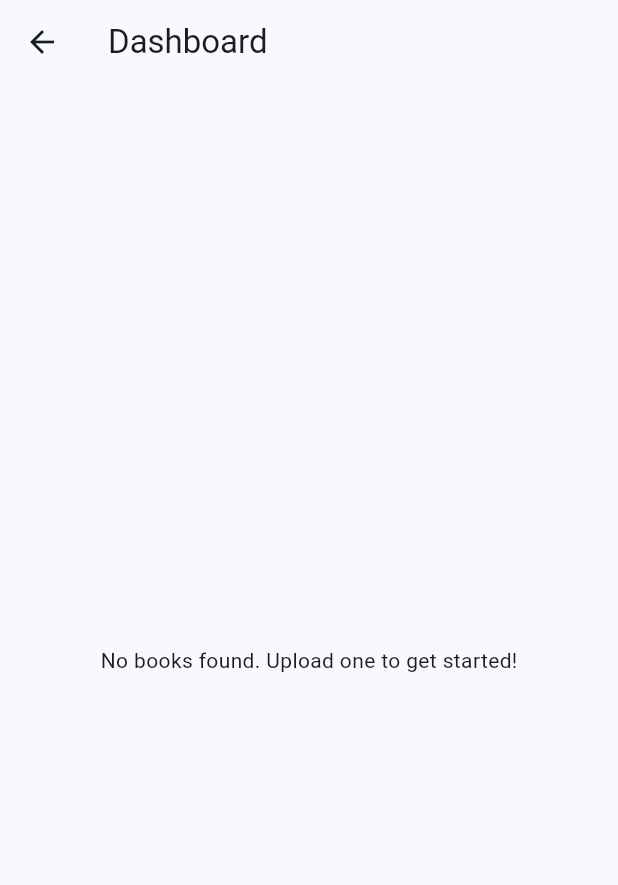
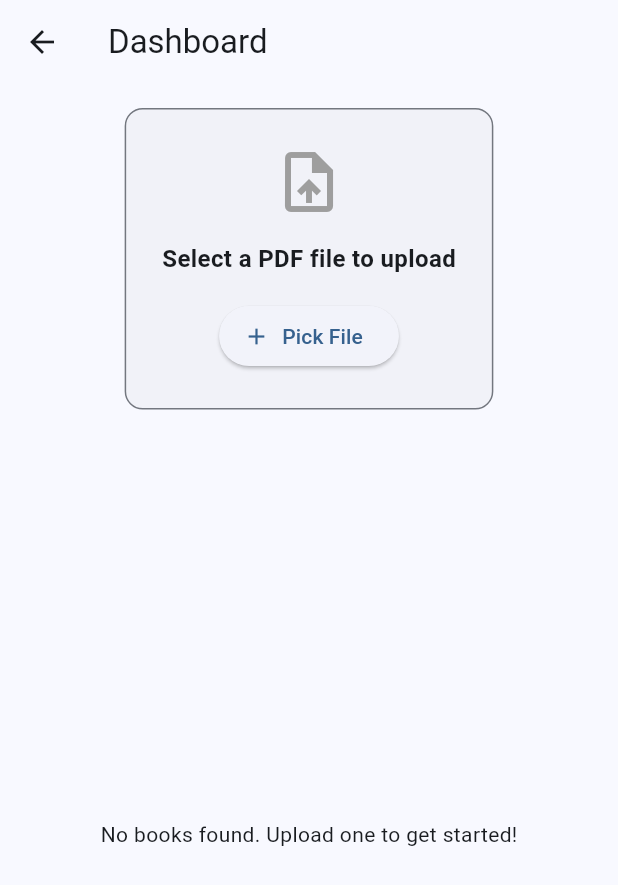
Before and after one commit to alpha-lantern/e-book-converter, a Flutter app: the DashboardScreen screen opened by its route, on a phone screen of 412 x 824 dp. Shown: the top 885 px of the screen. Run offline on Flutter 3.47's test engine with Material 3 defaults, Android fonts, the phone set to English and light mode, and no system bars; our stand-ins replace file_picker, flutter_riverpod, riverpod_annotation, supabase_flutter; accounts and stored records are empty; generated files the repository leaves out were written again.

Commit message:
feat(admin): build File Picker Widget
- Created `FileUploadZone` widget in `admin/lib/widgets/file_upload_zone.dart`.
- Integrated `file_picker` package (version 8.1.7).
- Implemented file picking for PDF files with name and size display.
- Integrated `FileUploadZone` into `DashboardScreen` in `admin/lib/main.dart`.
- Updated `pubspec.yaml` and `pubspec.lock` with the new dependency.
- Ran `build_runner` to generate necessary Riverpod providers.

Co-authored-by: anderson-timana <235650713+anderson-timana@users.noreply.github.com>

```diff
--- a/admin/lib/main.dart
+++ b/admin/lib/main.dart
@@ -4,6 +4,7 @@ import 'package:supabase_flutter/supabase_flutter.dart';
 import 'core/config.dart';
 import 'screens/login_screen.dart';
 import 'widgets/book_list_view.dart';
+import 'widgets/file_upload_zone.dart';
 
 Future<void> main() async {
   WidgetsFlutterBinding.ensureInitialized();
@@ -57,7 +58,20 @@ class DashboardScreen extends StatelessWidget {
   Widget build(BuildContext context) {
     return Scaffold(
       appBar: AppBar(title: const Text('Dashboard')),
-      body: const BookListView(),
+      body: Column(
+        children: [
+          FileUploadZone(
+            onFileSelected: (file) {
+              if (file != null) {
+                debugPrint('Selected file: ${file.path}');
+              }
+            },
+          ),
+          const Expanded(
+            child: BookListView(),
+          ),
+        ],
+      ),
     );
   }
 }
--- /dev/null
+++ b/admin/lib/widgets/file_upload_zone.dart
@@ -0,0 +1,105 @@
+import 'package:file_picker/file_picker.dart';
+import 'package:flutter/material.dart';
+
+class FileUploadZone extends StatefulWidget {
+  final Function(PlatformFile?) onFileSelected;
+
+  const FileUploadZone({super.key, required this.onFileSelected});
+
+  @override
+  State<FileUploadZone> createState() => _FileUploadZoneState();
+}
+
+class _FileUploadZoneState extends State<FileUploadZone> {
+  PlatformFile? _selectedFile;
+
+  Future<void> _pickFile() async {
+    final result = await FilePicker.platform.pickFiles(
+      type: FileType.custom,
+      allowedExtensions: ['pdf'],
+    );
+
+    if (result != null) {
+      setState(() {
+        _selectedFile = result.files.first;
+      });
+      widget.onFileSelected(_selectedFile);
+    }
+  }
+
+  void _clearFile() {
+    setState(() {
+      _selectedFile = null;
+    });
+    widget.onFileSelected(null);
+  }
+
+  String _formatSize(int bytes) {
+    return '${(bytes / (1024 * 1024)).toStringAsFixed(2)} MB';
+  }
+
+  @override
+  Widget build(BuildContext context) {
+    return Container(
+      margin: const EdgeInsets.all(16),
+      padding: const EdgeInsets.all(24),
+      decoration: BoxDecoration(
+        border: Border.all(color: Theme.of(context).dividerColor),
+        borderRadius: BorderRadius.circular(12),
+        color: Theme.of(context).colorScheme.surfaceContainerHighest.withValues(alpha: 0.3),
+      ),
+      child: Column(
+        mainAxisSize: MainAxisSize.min,
+        children: [
+          if (_selectedFile == null) ...[
+            const Icon(Icons.upload_file, size: 48, color: Colors.grey),
+            const SizedBox(height: 16),
+            const Text(
+              'Select a PDF file to upload',
+              style: TextStyle(fontSize: 16, fontWeight: FontWeight.bold),
+            ),
+            const SizedBox(height: 16),
+            ElevatedButton.icon(
+              onPressed: _pickFile,
+              icon: const Icon(Icons.add),
+              label: const Text('Pick File'),
+            ),
+          ] else ...[
+            Row(
+              children: [
+                const Icon(Icons.description, size: 32, color: Colors.blue),
+                const SizedBox(width: 16),
+                Expanded(
+                  child: Column(
+                    crossAxisAlignment: CrossAxisAlignment.start,
+                    children: [
+                      Text(
+                        _selectedFile!.name,
+                        style: const TextStyle(
+                          fontWeight: FontWeight.bold,
+                          fontSize: 14,
+                        ),
+                        overflow: TextOverflow.ellipsis,
+                      ),
+                      Text(
+                        _formatSize(_selectedFile!.size),
+                        style: TextStyle(
+                          color: Colors.grey[600],
+                          fontSize: 12,
+                        ),
+                      ),
+                    ],
+                  ),
+                ),
+                IconButton(
+                  onPressed: _clearFile,
+                  icon: const Icon(Icons.close, color: Colors.red),
+                ),
+              ],
+            ),
+          ],
+        ],
+      ),
+    );
+  }
+}
--- a/admin/pubspec.yaml
+++ b/admin/pubspec.yaml
@@ -14,6 +14,7 @@ dependencies:
   supabase_flutter: ^2.8.3
   flutter_riverpod: ^2.6.1
   riverpod_annotation: ^2.6.1
+  file_picker: 8.1.7
 
 dev_dependencies:
   flutter_test:
```
Also changed, not shown: admin/pubspec.lock.
